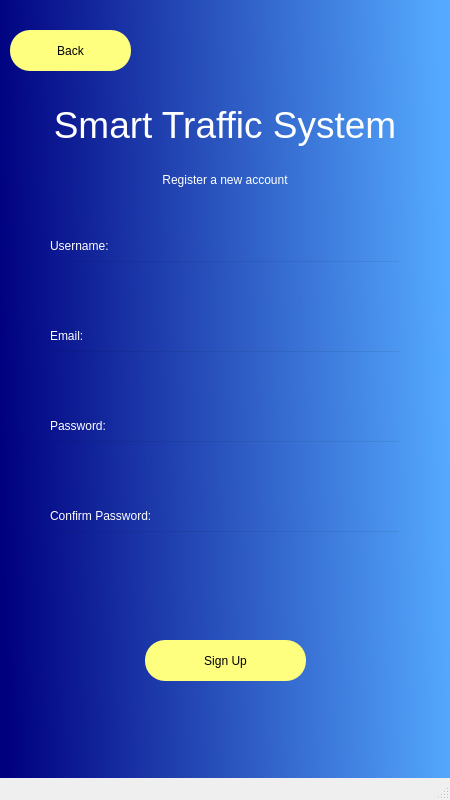
Old version of the form Native_App/createacc.ui in the repository EzLeong/testing.
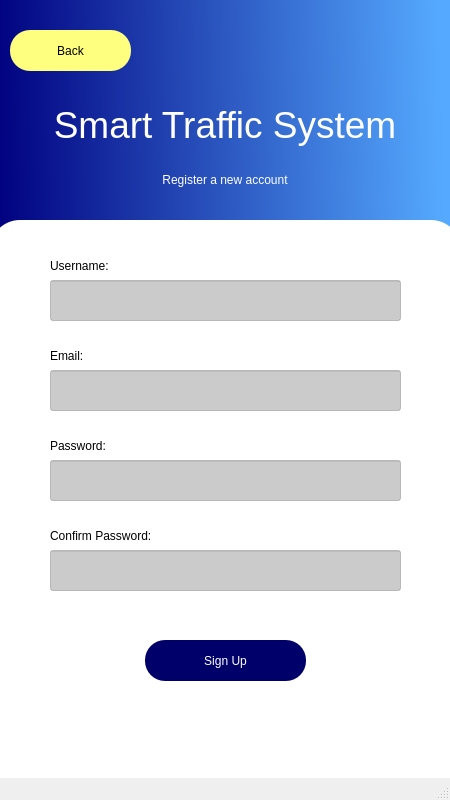
New version of the form. Icons and pictures are not drawn.

```diff
--- a/Native_App/createacc.ui
+++ b/Native_App/createacc.ui
@@ -80,14 +80,14 @@
      <property name="geometry">
       <rect>
        <x>50</x>
-       <y>260</y>
+       <y>280</y>
        <width>351</width>
        <height>41</height>
       </rect>
      </property>
      <property name="styleSheet">
-      <string notr="true">background-color:rgba(0,0,0,0);
-color: rgb(255, 255, 255);
+      <string notr="true">background-color: rgba(143, 143, 143, 119);
+
 font: 12pt &quot;MS Shell Dlg 2&quot;;
 </string>
      </property>
@@ -96,13 +96,13 @@
      <property name="geometry">
       <rect>
        <x>50</x>
-       <y>440</y>
+       <y>460</y>
        <width>351</width>
        <height>41</height>
       </rect>
      </property>
      <property name="styleSheet">
-      <string notr="true">background-color:rgba(0,0,0,0);
+      <string notr="true">background-color: rgba(143, 143, 143, 119);
 color: rgb(255, 255, 255);
 font: 12pt &quot;MS Shell Dlg 2&quot;;</string>
      </property>
@@ -111,14 +111,14 @@
      <property name="geometry">
       <rect>
        <x>50</x>
-       <y>230</y>
+       <y>250</y>
        <width>91</width>
        <height>31</height>
       </rect>
      </property>
      <property name="styleSheet">
       <string notr="true">font: 12pt &quot;MS Shell Dlg 2&quot;;
-color: rgb(255, 255, 255);</string>
+color: rgb(0, 0, 0);</string>
      </property>
      <property name="text">
       <string>Username:</string>
@@ -128,14 +128,14 @@
      <property name="geometry">
       <rect>
        <x>50</x>
-       <y>410</y>
+       <y>430</y>
        <width>91</width>
        <height>31</height>
       </rect>
      </property>
      <property name="styleSheet">
       <string notr="true">font: 12pt &quot;MS Shell Dlg 2&quot;;
-color: rgb(255, 255, 255);</string>
+color: rgb(0, 0, 0);</string>
      </property>
      <property name="text">
       <string>Password:</string>
@@ -152,8 +152,10 @@
      </property>
      <property name="styleSheet">
       <string notr="true">border-radius:20px;
+background-color: rgb(0, 0, 107);
+color: rgb(255, 255, 255);
 font: 11pt &quot;MS Shell Dlg 2&quot;;
-background-color: rgb(255, 255, 127);</string>
+</string>
      </property>
      <property name="text">
       <string>Sign Up</string>
@@ -163,14 +165,14 @@
      <property name="geometry">
       <rect>
        <x>50</x>
-       <y>530</y>
+       <y>550</y>
        <width>351</width>
        <height>41</height>
       </rect>
      </property>
      <property name="styleSheet">
-      <string notr="true">background-color:rgba(0,0,0,0);
-color: rgb(255, 255, 255);
+      <string notr="true">background-color: rgba(143, 143, 143, 119);
+color: rgb(0, 0, 0);
 font: 12pt &quot;MS Shell Dlg 2&quot;;</string>
      </property>
     </widget>
@@ -178,14 +180,14 @@
      <property name="geometry">
       <rect>
        <x>50</x>
-       <y>500</y>
+       <y>520</y>
        <width>141</width>
        <height>31</height>
       </rect>
      </property>
      <property name="styleSheet">
       <string notr="true">font: 12pt &quot;MS Shell Dlg 2&quot;;
-color: rgb(255, 255, 255);</string>
+color: rgb(0, 0, 0)</string>
      </property>
      <property name="text">
       <string>Confirm Password:</string>
@@ -230,13 +232,13 @@
      <property name="geometry">
       <rect>
        <x>50</x>
-       <y>350</y>
+       <y>370</y>
        <width>351</width>
        <height>41</height>
       </rect>
      </property>
      <property name="styleSheet">
-      <string notr="true">background-color:rgba(0,0,0,0);
+      <string notr="true">background-color: rgba(143, 143, 143, 119);
 color: rgb(255, 255, 255);
 font: 12pt &quot;MS Shell Dlg 2&quot;;
 </string>
@@ -246,19 +248,76 @@
      <property name="geometry">
       <rect>
        <x>50</x>
-       <y>320</y>
+       <y>340</y>
        <width>91</width>
        <height>31</height>
       </rect>
      </property>
      <property name="styleSheet">
       <string notr="true">font: 12pt &quot;MS Shell Dlg 2&quot;;
-color: rgb(255, 255, 255);</string>
+color: rgb(0, 0, 0);</string>
      </property>
      <property name="text">
       <string>Email:</string>
      </property>
     </widget>
+    <widget class="QLabel" name="label_7">
+     <property name="geometry">
+      <rect>
+       <x>0</x>
+       <y>0</y>
+       <width>451</width>
+       <height>221</height>
+      </rect>
+     </property>
+     <property name="styleSheet">
+      <string notr="true">border-radius: 20px
+</string>
+     </property>
+     <property name="text">
+      <string/>
+     </property>
+     <property name="pixmap">
+      <pixmap>../../../../Downloads/istockphoto-1168877485-170667a.jpg</pixmap>
+     </property>
+    </widget>
+    <widget class="QFrame" name="frame">
+     <property name="geometry">
+      <rect>
+       <x>-10</x>
+       <y>220</y>
+       <width>471</width>
+       <height>571</height>
+      </rect>
+     </property>
+     <property name="styleSheet">
+      <string notr="true">QFrame{
+background-color: rgb(255, 255, 255);
+border-radius:30px ;
+}</string>
+     </property>
+     <property name="frameShape">
+      <enum>QFrame::StyledPanel</enum>
+     </property>
+     <property name="frameShadow">
+      <enum>QFrame::Raised</enum>
+     </property>
+    </widget>
+    <zorder>frame</zorder>
+    <zorder>label_7</zorder>
+    <zorder>label</zorder>
+    <zorder>label_2</zorder>
+    <zorder>usernamefield</zorder>
+    <zorder>passwordfield</zorder>
+    <zorder>label_3</zorder>
+    <zorder>label_4</zorder>
+    <zorder>signupb</zorder>
+    <zorder>passwordfield_2</zorder>
+    <zorder>label_5</zorder>
+    <zorder>error</zorder>
+    <zorder>backb</zorder>
+    <zorder>emailfield</zorder>
+    <zorder>label_6</zorder>
    </widget>
   </widget>
   <widget class="QMenuBar" name="menubar">
```
Left out of the diff: 2 changed lines with no effect on the pictures.
